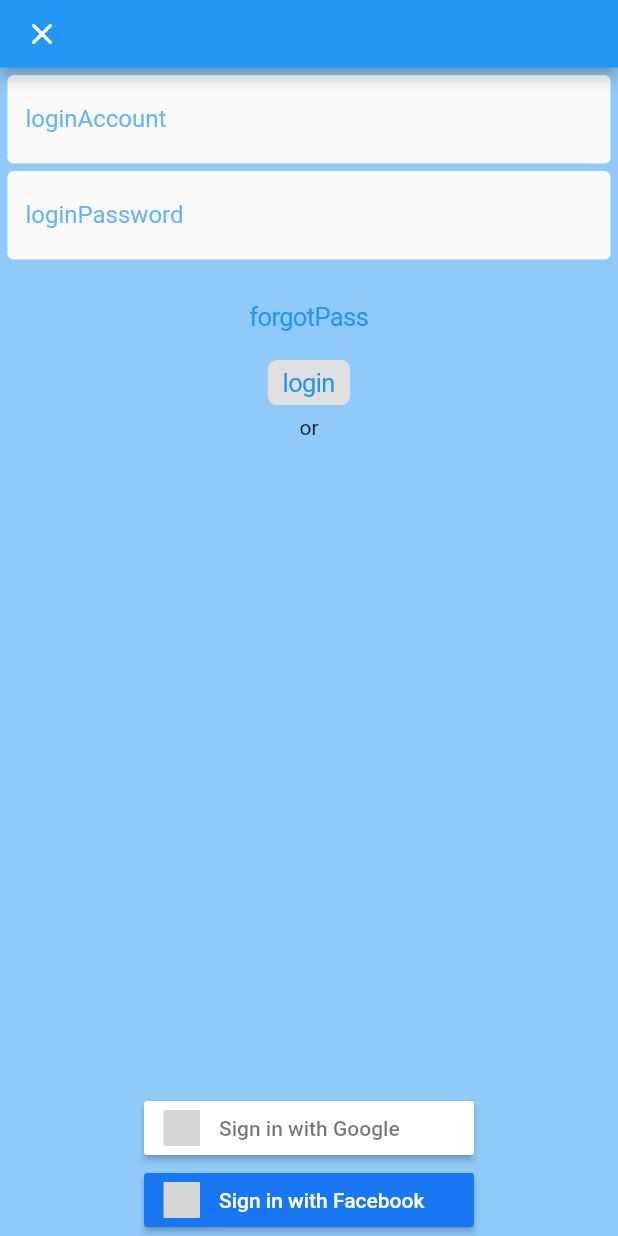
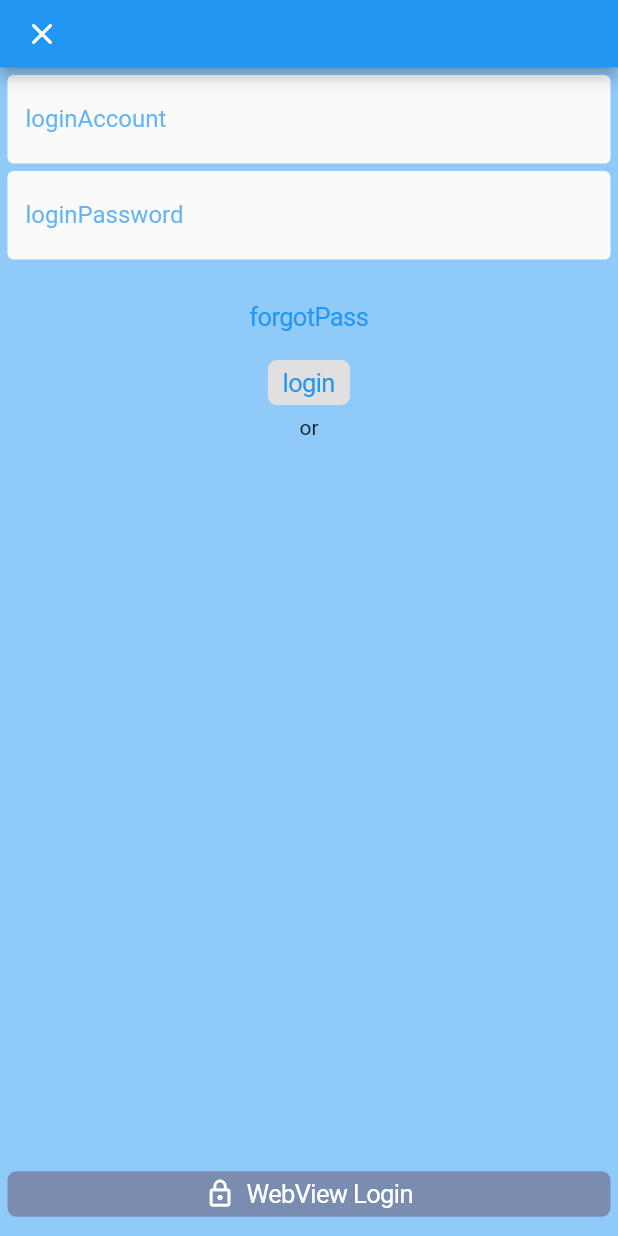
Before and after one commit to haophan1996/nextvoz, a Flutter app: the LoginUI screen opened by its route, on a phone screen of 412 x 824 dp. Run offline on Flutter 3.47's test engine with Material 2 defaults, Android fonts, the phone set to English and light mode, and no system bars; our stand-ins replace device_info_plus, dio, expandable, extended_image, flutter_html, get and 3 more; missing offline and left inert: flutter_image, flutter_inappwebview, flutter_reaction_button, flutter_youtube_view, interactiveviewer_gallery, rich_editor; accounts and stored records are empty; statements that could not run were skipped; grey boxes are pictures that could not be loaded.

Commit message:
add signin via webview (not tested on iOS)

```diff
--- a/lib/Page/Login/BrowserLogin/BrowserLoginBindings.dart
+++ b/lib/Page/Login/BrowserLogin/BrowserLoginBindings.dart
@@ -0,0 +1,11 @@
+import 'package:get/get.dart';
+import 'BrowserLoginController.dart';
+
+class BrowserLoginBindings extends Bindings{
+  @override
+  void dependencies() {
+    // TODO: implement dependencies
+    Get.put(BrowserLoginController());
+  }
+
+}
--- a/lib/Page/Login/LoginUI.dart
+++ b/lib/Page/Login/LoginUI.dart
@@ -1,9 +1,10 @@
 import 'package:flutter/cupertino.dart';
 import 'package:flutter/material.dart';
 import 'package:get/get.dart';
+import 'package:the_next_voz/Page/NavigationDrawer/NaviDrawerController.dart';
+import 'package:the_next_voz/Routes/pages.dart';
 import '/Page/reuseWidget.dart';
 import '/GlobalController.dart';
-import 'package:flutter_signin_button/flutter_signin_button.dart';
 import 'LoginController.dart';
 
 class LoginUI extends GetView<LoginController> {
@@ -65,15 +66,47 @@ class LoginUI extends GetView<LoginController> {
                 Container(
                     padding: EdgeInsets.fromLTRB(10, 5, 10, 5),
                     decoration: BoxDecoration(color: Colors.grey.shade300, borderRadius: BorderRadius.all(Radius.circular(6))),
-                    child: Text('login'.tr)),
-                () async{
-                //setDialog();
-                  await controller.loginFunction();
-                }),
+                    child: Text('login'.tr)), () async {
+              //setDialog();
+              await controller.loginFunction();
+            }),
             Text('or'.tr),
             Spacer(),
-            SignInButton(Buttons.Google, onPressed: () {}),
-            SignInButton(Buttons.FacebookNew, onPressed: () {}),
+            Padding(
+              padding: EdgeInsets.only(bottom: 6),
+              child: customCupertinoButton(
+                Alignment.center,
+                EdgeInsets.zero,
+                Container(
+                  padding: EdgeInsets.only(top: 5, bottom: 5),
+                  decoration: BoxDecoration(color: Color(0xFFF7a8db1), borderRadius: BorderRadius.all(Radius.circular(6))),
+                  child: Row(
+                    crossAxisAlignment: CrossAxisAlignment.center,
+                    mainAxisAlignment: MainAxisAlignment.center,
+                    children: [
+                      Icon(
+                        Icons.lock_outline,
+                        color: Colors.white,
+                      ),
+                      Text(
+                        '\t\tWebView Login',
+                        style: TextStyle(color: Colors.white),
+                      )
+                    ],
+                  ),
+                ),
+                () async {
+                  var result = await Get.toNamed(Routes.BrowserLogin);
+                  if (result[0] == 'ok'){
+                    setDialog();
+                    await GlobalController.i.setDataUser();
+                    await NaviDrawerController.i.getUserProfile();
+                    Get.back();
+                    Get.back();
+                  }
+                },
+              ),
+            )
           ],
         ),
       ),
--- a/lib/Routes/pages.dart
+++ b/lib/Routes/pages.dart
@@ -1,8 +1,11 @@
-import 'package:the_next_voz/Page/PostStatus/Create/CreatePostUI.dart';
-import 'package:the_next_voz/Page/Profile/UserFollIgr/UserFollIgrBindings.dart';
-import 'package:the_next_voz/Page/Profile/UserFollIgr/UserFollIgrUI.dart';
-import 'package:the_next_voz/Page/TermPolicy/TermBindings.dart';
-import 'package:the_next_voz/Page/TermPolicy/TermUI.dart';
+import 'package:the_next_voz/Page/Login/BrowserLogin/BrowserLoginBindings.dart';
+import 'package:the_next_voz/Page/Login/BrowserLogin/BrowserLoginSigninUI.dart';
+
+import '/Page/PostStatus/Create/CreatePostUI.dart';
+import '/Page/Profile/UserFollIgr/UserFollIgrBindings.dart';
+import '/Page/Profile/UserFollIgr/UserFollIgrUI.dart';
+import '/Page/TermPolicy/TermBindings.dart';
+import '/Page/TermPolicy/TermUI.dart';
 import '/Page/Profile/AlertPlus/AlertPlusBindings.dart';
 import '/Page/Profile/AlertPlus/AlertPlusUI.dart';
 import '/Page/Profile/ProfilePost/ProfilePostBindings.dart';
@@ -13,8 +16,8 @@ import '/Page/Alerts/AlertUI.dart';
 import '/Page/Alerts/AlertsBinding.dart';
 import '/Page/Login/LoginBindings.dart';
 import '/Page/Login/LoginUI.dart';
-import '../Page/PostStatus/PostStatusBindings.dart';
-import '../Page/PostStatus/Post/PostStatusUI.dart';
+import '/Page/PostStatus/PostStatusBindings.dart';
+import '/Page/PostStatus/Post/PostStatusUI.dart';
 import '/Page/Profile/UserProfile/UserProfileBinding.dart';
 import '/Page/Profile/UserProfile/UserProfileUI.dart';
 import '/Page/Search/Search/SearchBinding.dart';
@@ -161,5 +164,12 @@ class AppPage {
       gestureWidth: (context) => context.width,
       popGesture: true,
     ),
+    GetPage(
+      name: Routes.BrowserLogin,
+      page: () => BrowserLoginUI(),
+      binding: BrowserLoginBindings(),
+      //gestureWidth: (context) => context.width,
+      popGesture: true,
+    ),
   ];
 }
--- a/pubspec.yaml
+++ b/pubspec.yaml
@@ -29,16 +29,15 @@ dependencies:
   flutter_reaction_button: ^1.0.8
   extended_image: ^4.1.0
   interactiveviewer_gallery: ^0.6.0
-  flutter_signin_button: ^2.0.0
   expandable: ^5.0.1
   flutter_image: ^4.1.0
-  #swipe_to_action: ^0.2.0
 
   #Editor
   rich_editor:
     path: modify_package/rich_editor/
 
   device_info_plus: ^2.1.0
+  sqflite: ^2.0.0+4
   image_picker: ^0.8.2
   get: ^4.3.8
   get_storage: ^2.0.2
```
Also changed, not shown: lib/Page/Login/BrowserLogin/BrowserLoginController.dart (+49 -0 lines), lib/Page/Login/BrowserLogin/BrowserLoginSigninUI.dart (+55 -0 lines), lib/Page/Settings/SettingsUI.dart (+4 -5 lines), lib/Page/Thread/ThreadUI.dart (+11 -5 lines), lib/Page/View/ViewUI.dart (+11 -5 lines), pubspec.lock, 1 other file.
